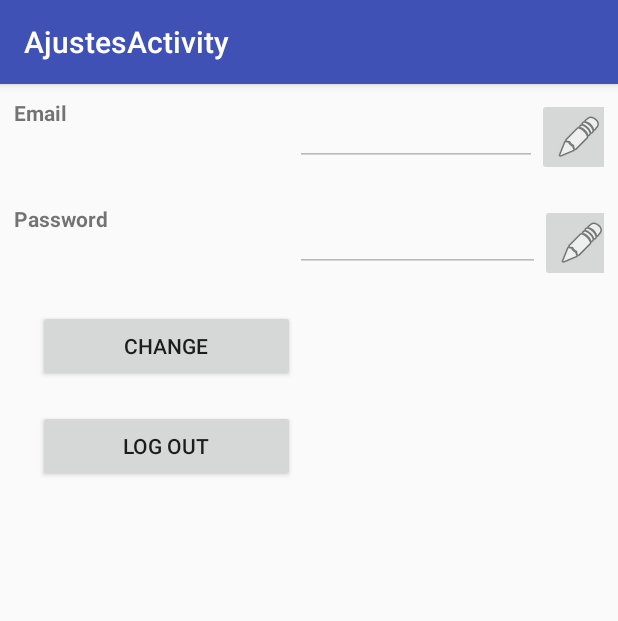
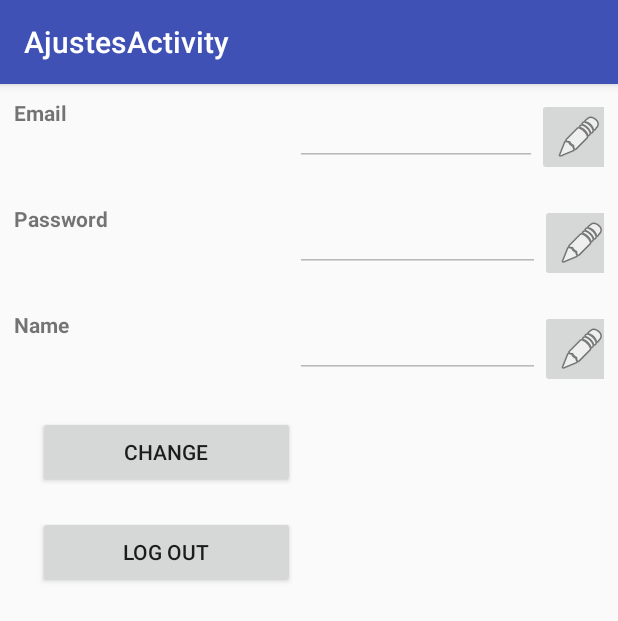
Before and after one commit to higab85/plusone, an Android app: the screen it shows after launch (AjustesActivity), on a phone screen of 412 x 824 dp. Shown: the top 621 px of the screen. Run offline under Robolectric (Android 15) with nearby library versions, the phone set to English and light mode, and no system bars.

Commit message:
Modificacion funciona complementamente
WORKS

```diff
--- a/app/src/main/java/plusone/plusone/AjustesActivity.kt
+++ b/app/src/main/java/plusone/plusone/AjustesActivity.kt
@@ -9,6 +9,7 @@ import android.widget.EditText
 import android.widget.ImageButton
 import android.widget.Toast
 import plusone.plusone.R.id.editTextSettingsPassword
+import plusone.plusone.R.id.imageButtonAjustesName
 
 
 class AjustesActivity : AppCompatActivity() {
@@ -21,6 +22,7 @@ class AjustesActivity : AppCompatActivity() {
 
         val imageButtonAjustesEmail = findViewById<ImageButton>(R.id.imageButtonAjustesEmail)
         val imageButtonAjustesPassword = findViewById<ImageButton>(R.id.imageButtonAjustesPassword)
+        val imageButtonAjustesName = findViewById<ImageButton>(R.id.imageButtonAjustesName)
         val settingsChangeButton = findViewById<Button>(R.id.settingsChangeButton)
 
 
@@ -30,8 +32,12 @@ class AjustesActivity : AppCompatActivity() {
         val myEditTextPassword = findViewById<EditText>(R.id.editTextSettingsPassword) as EditText
         myEditTextPassword.isEnabled = false
 
+        val myEditTextName = findViewById<EditText>(R.id.editTextSettingsName) as EditText
+        myEditTextName.isEnabled = false
+
         myEditTextEmail.setText(CurrentUser.email)
         myEditTextPassword.setText(CurrentUser.password)
+        myEditTextName.setText(CurrentUser.name)
 
         if (imageButtonAjustesEmail != null){
             imageButtonAjustesEmail.setOnClickListener {
@@ -45,13 +51,23 @@ class AjustesActivity : AppCompatActivity() {
             }
         }
 
+        if (imageButtonAjustesName != null){
+            imageButtonAjustesName.setOnClickListener {
+                myEditTextName.isEnabled= true
+            }
+        }
+
         if (settingsChangeButton != null){
             settingsChangeButton.setOnClickListener {
                 val changeUser = User()
                 changeUser.email = myEditTextEmail.text.toString()
                 changeUser.password = myEditTextPassword.text.toString()
-                changeUser.name = CurrentUser.name
+                changeUser.name = myEditTextName.text.toString()
                 changeUser.username = CurrentUser.username
+
+                if (myEditTextEmail.text.toString()!=""){CurrentUser.email=myEditTextEmail.text.toString()}
+                if (myEditTextPassword.text.toString()!=""){CurrentUser.password=myEditTextPassword.text.toString()}
+                if (myEditTextName.text.toString()!=""){CurrentUser.name=myEditTextName.text.toString()}
 
                 ChangeUser().execute(changeUser)
                 val intent = Intent(this, MainActivity::class.java)
--- a/app/src/main/java/plusone/plusone/CurrentUser.kt
+++ b/app/src/main/java/plusone/plusone/CurrentUser.kt
@@ -7,7 +7,7 @@ import android.media.session.MediaSession
  */
 
 object CurrentUser{
-    var name:String = "name"
+    var name:String = ""
     var email:String = ""
     var username:String = "user"
     var password:String = ""
--- a/app/src/main/java/plusone/plusone/ServerConnection.kt
+++ b/app/src/main/java/plusone/plusone/ServerConnection.kt
@@ -37,6 +37,7 @@ object ServerConnection{
             var user = gson.fromJson(response?.body, User::class.java)
             CurrentUser.username = user.username
             CurrentUser.email = user.email
+            CurrentUser.name = user.name
         }
 
     }
--- a/app/src/main/res/layout/activity_ajustes.xml
+++ b/app/src/main/res/layout/activity_ajustes.xml
@@ -103,6 +103,45 @@
         android:layout_height="match_parent"
         android:layout_margin="9dp">
 
+        <TextView
+            android:id="@+id/textViewSettingsName"
+            android:layout_width="wrap_content"
+            android:layout_height="wrap_content"
+            android:textStyle="bold"
+            android:text="Name"
+            />
+
+        <LinearLayout
+            android:layout_width="wrap_content"
+            android:layout_height="wrap_content"
+            android:orientation="horizontal"
+            tools:layout_editor_absoluteX="8dp"
+            tools:layout_editor_absoluteY="8dp">
+
+
+            <EditText
+                android:id="@+id/editTextSettingsName"
+                android:layout_width="163dp"
+                android:layout_height="wrap_content"
+                android:ems="10"
+                android:inputType="text" />
+
+            <ImageButton
+                android:id="@+id/imageButtonAjustesName"
+                android:layout_width="wrap_content"
+                android:layout_height="wrap_content"
+                app:srcCompat="@android:drawable/ic_menu_edit" />
+
+        </LinearLayout>
+
+
+    </TableRow>
+
+    <TableRow
+        android:layout_width="match_parent"
+        android:layout_height="match_parent"
+        android:layout_margin="9dp">
+
         <Button
             android:id="@+id/settingsChangeButton"
             android:layout_width="250px"
```
